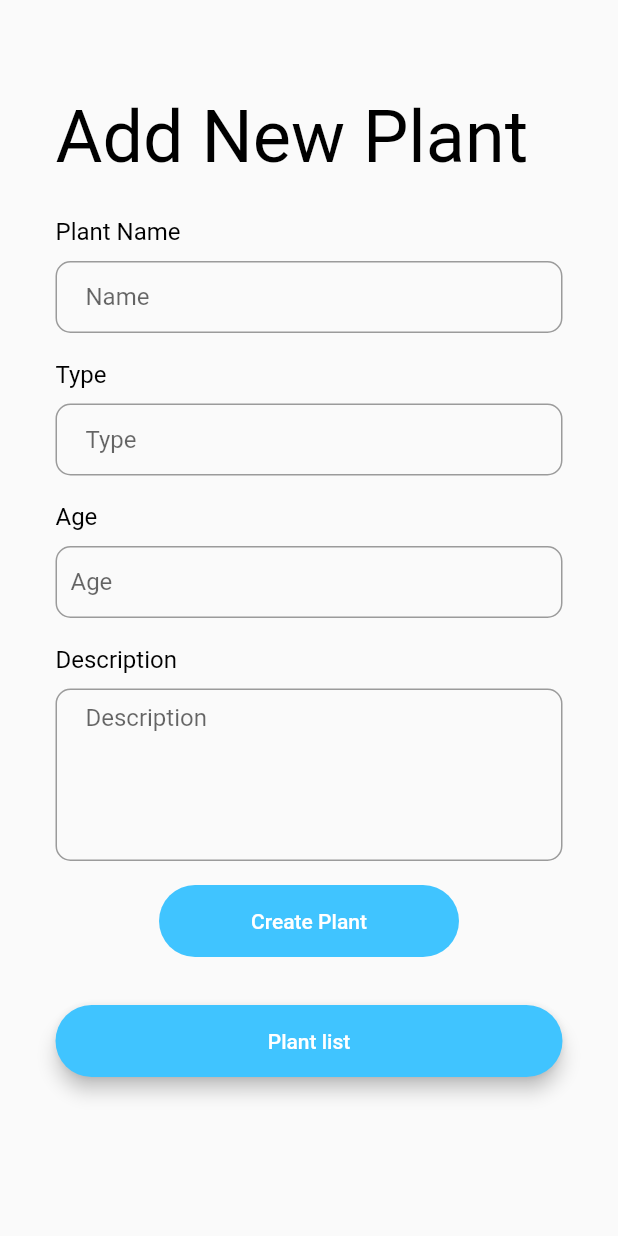
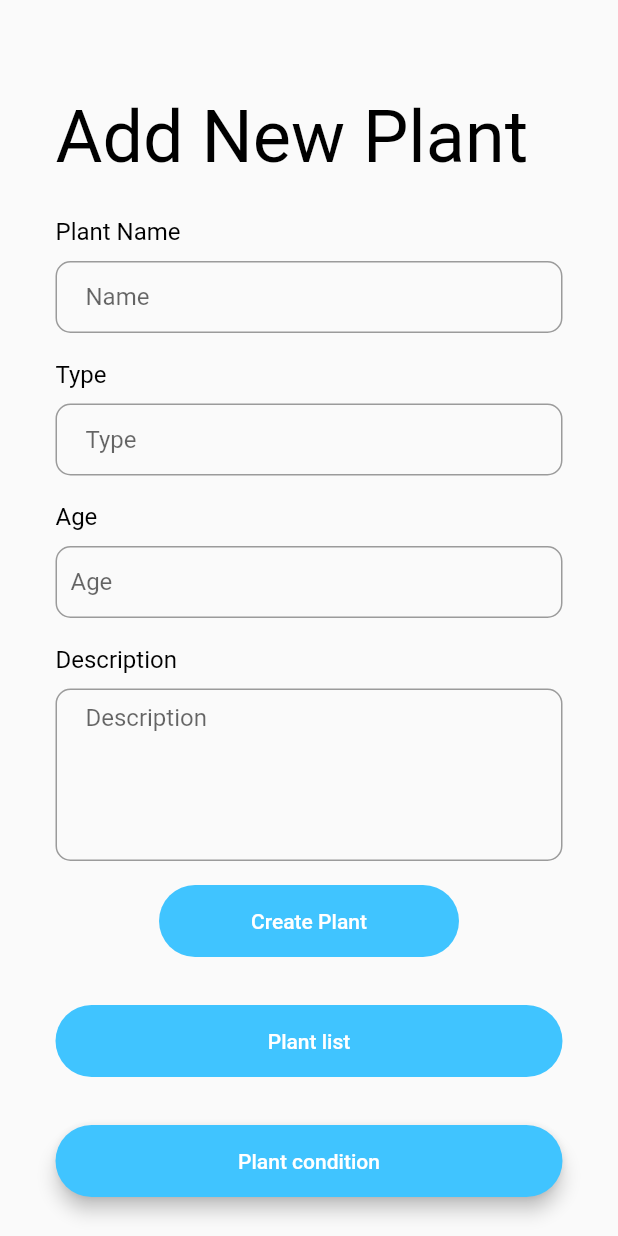
Before and after one commit to Unstoppable-SDP/fasela_app, a Flutter app: the screen it shows after launch, on a phone screen of 412 x 824 dp. Run offline on Flutter 3.47's test engine with Material 2 defaults, Android fonts, the phone set to English and light mode, and no system bars; our stand-ins replace cloud_firestore, firebase_core, firebase_database; accounts and stored records are empty.

Commit message:
fix: the types problem and add a new conditions

```diff
--- a/lib/main.dart
+++ b/lib/main.dart
@@ -2,6 +2,7 @@ import 'package:flutter/material.dart';
 import 'package:firebase_core/firebase_core.dart';
 import 'package:cloud_firestore/cloud_firestore.dart';
 import 'plantsList.dart';
+import 'plantCodition.dart';
 
 void main() async {
   WidgetsFlutterBinding.ensureInitialized();
@@ -38,7 +39,7 @@ class _MyHomePageState extends State<MyHomePage> {
   late String name;
   late String type;
   late String description;
-  late String age;
+  late int age;
   late TextEditingController nameTextController;
   late TextEditingController typeTextController;
   late TextEditingController descriptionTextController;
@@ -146,7 +147,7 @@ class _MyHomePageState extends State<MyHomePage> {
             controller: ageTextController,
             keyboardType: TextInputType.number,
             onChanged: (value) {
-              age = value;
+              age = int.parse(value);
             },
             decoration: const InputDecoration(
               contentPadding: EdgeInsets.all(10),
@@ -185,10 +186,8 @@ class _MyHomePageState extends State<MyHomePage> {
             padding: const EdgeInsets.symmetric(vertical: 16.0),
             child: Center(
                 child: Material(
-              // elevation: 5.0,
               color: Colors.lightBlueAccent,
               borderRadius: BorderRadius.circular(30.0),
-
               child: MaterialButton(
                 minWidth: 200.0,
                 height: 42.0,
@@ -215,7 +214,6 @@ class _MyHomePageState extends State<MyHomePage> {
           Padding(
             padding: EdgeInsets.symmetric(vertical: 16.0),
             child: Material(
-              elevation: 5.0,
               color: Colors.lightBlueAccent,
               borderRadius: BorderRadius.circular(30.0),
               child: Center(
@@ -235,6 +233,29 @@ class _MyHomePageState extends State<MyHomePage> {
               )),
             ),
           ),
+          Padding(
+            padding: EdgeInsets.symmetric(vertical: 16.0),
+            child: Material(
+              elevation: 5.0,
+              color: Colors.lightBlueAccent,
+              borderRadius: BorderRadius.circular(30.0),
+              child: Center(
+                  child: MaterialButton(
+                minWidth: 200.0,
+                height: 42.0,
+                child: const Text(
+                  'Plant condition',
+                  style: TextStyle(color: Colors.white),
+                ),
+                onPressed: () async {
+                  Navigator.push(
+                    context,
+                    MaterialPageRoute(builder: (context) => PlantCondition()),
+                  );
+                },
+              )),
+            ),
+          ),
         ],
       ),
     )));
```
Also changed, not shown: lib/plantCodition.dart (added, +20 -0 lines), lib/plantsList.dart (+3 -19 lines).
